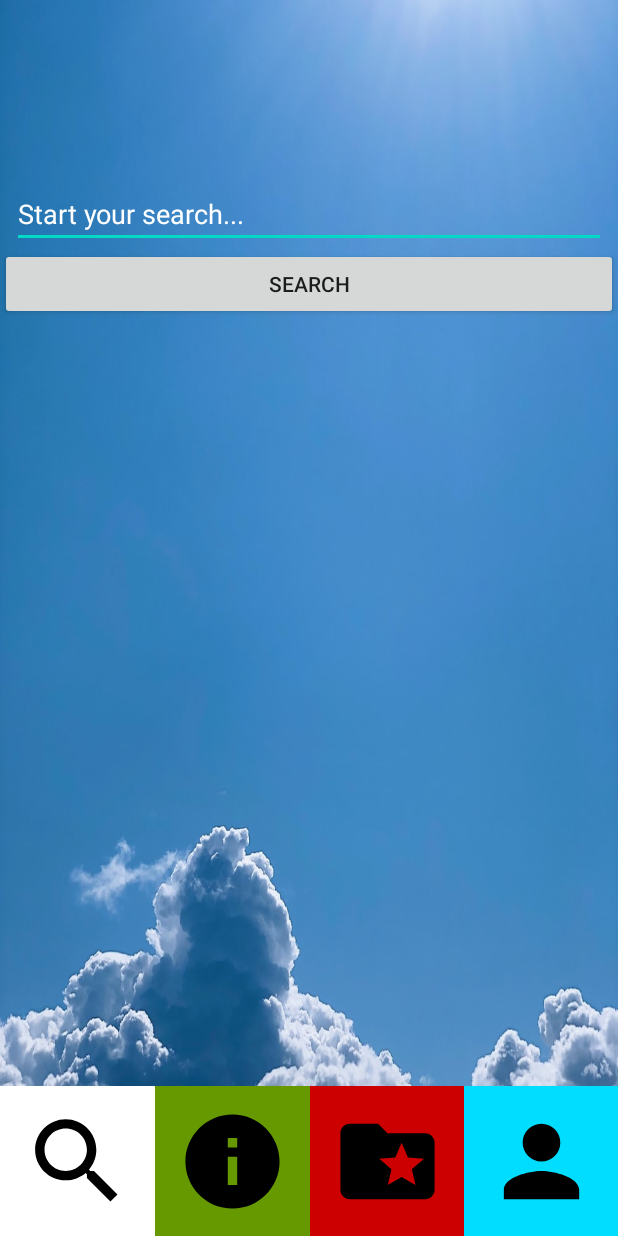
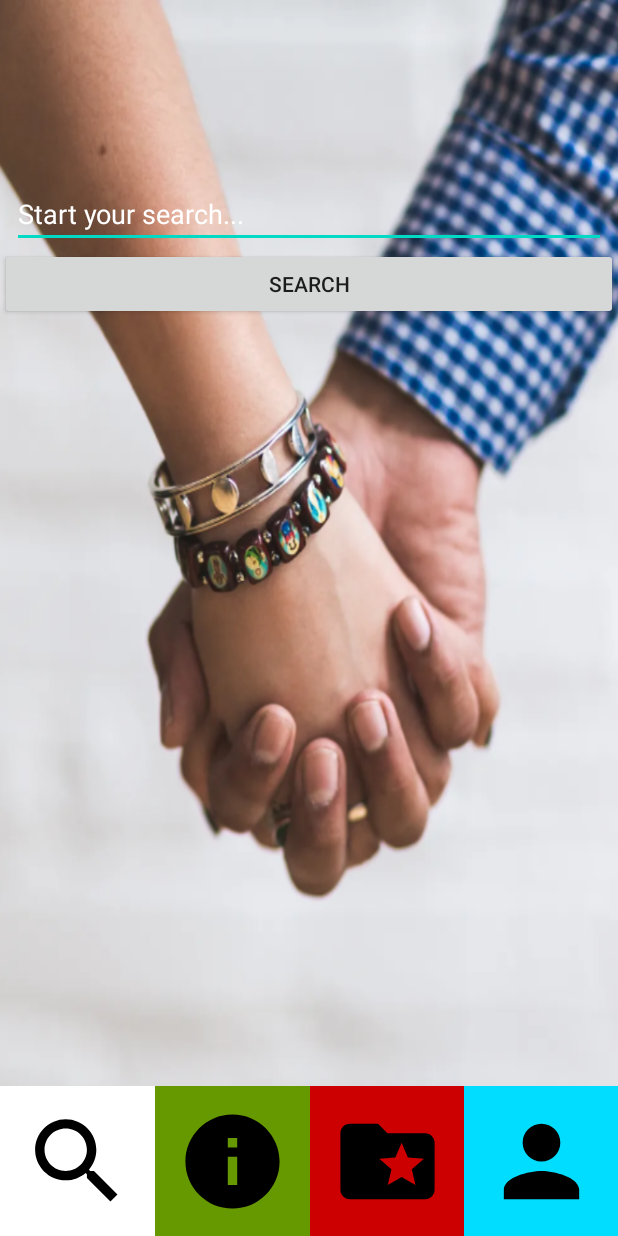
Before and after one commit to n2dah/HCI_Project, an Android app: the screen it shows after launch (MainActivity), on a phone screen of 412 x 824 dp. Run offline under Robolectric (Android 15) with nearby library versions, the light colour scheme and no system bars.

Commit message:
main activity changes

```diff
--- a/app/src/main/res/layout/activity_main.xml
+++ b/app/src/main/res/layout/activity_main.xml
@@ -4,7 +4,7 @@
     xmlns:tools="http://schemas.android.com/tools"
     android:layout_width="match_parent"
     android:layout_height="match_parent"
-    android:background="@drawable/clouds"
+    android:background="@drawable/holdinghands"
     tools:context=".MainActivity">
 
     <EditText
@@ -33,7 +33,7 @@
         android:id="@+id/button6"
         android:layout_width="0dp"
         android:layout_height="wrap_content"
-        android:text="Search"
+        android:text="search"
         app:layout_constraintEnd_toEndOf="parent"
         app:layout_constraintHorizontal_bias="0.498"
         app:layout_constraintStart_toStartOf="parent"
@@ -82,7 +82,7 @@
             android:layout_height="match_parent"
             android:layout_weight="1"
             android:background="@android:color/holo_blue_bright"
-            android:onClick="profilebuttonOnClick"
+            android:onClick="profileButtonOnClick"
             android:tint="#000000"
             app:srcCompat="@drawable/ic_baseline_person_24" />
     </LinearLayout>
```
Also changed, not shown: app/src/main/res/drawable/holdinghands.PNG (added).
